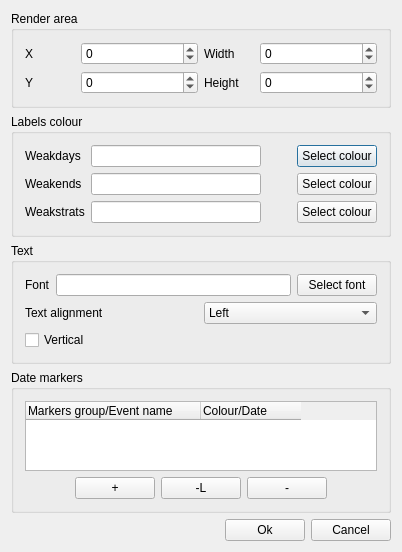
First picture: the form in SimpleCalendarCreator/src/window/object_editor/EditDates.ui, repository kelvinchin12070811/SimpleCalendarCreator, before the edit.
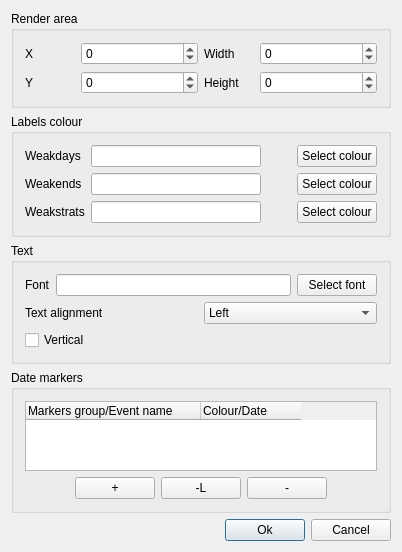
Second picture: the form after the edit.

```diff
--- a/SimpleCalendarCreator/src/window/object_editor/EditDates.ui
+++ b/SimpleCalendarCreator/src/window/object_editor/EditDates.ui
@@ -514,6 +514,9 @@
        <property name="text">
         <string>Ok</string>
        </property>
+       <property name="default">
+        <bool>true</bool>
+       </property>
       </widget>
      </item>
      <item>
```
